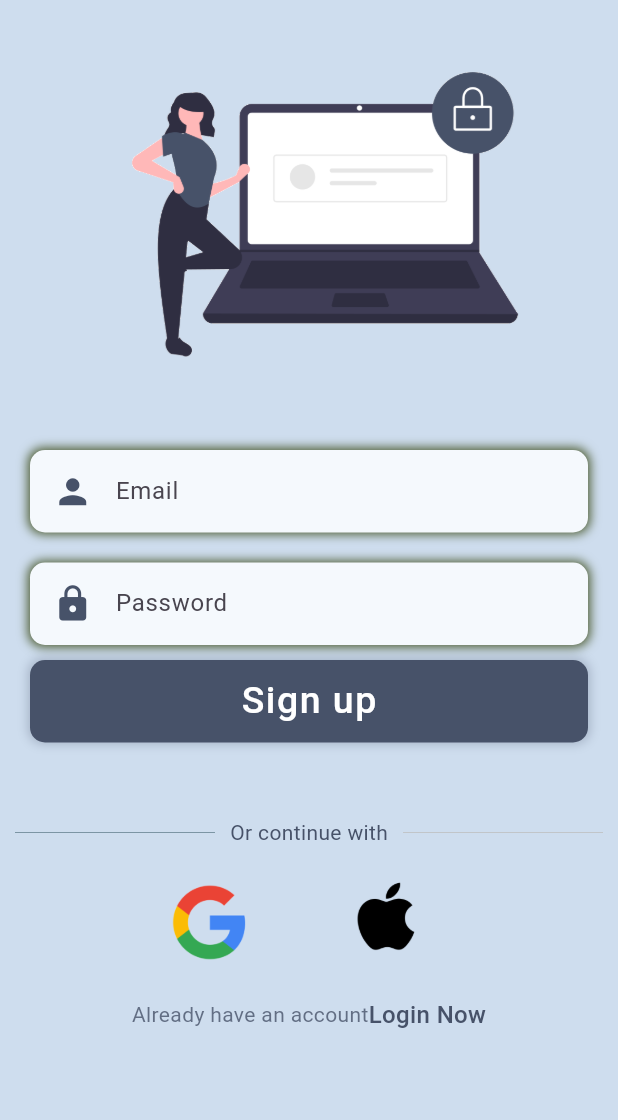
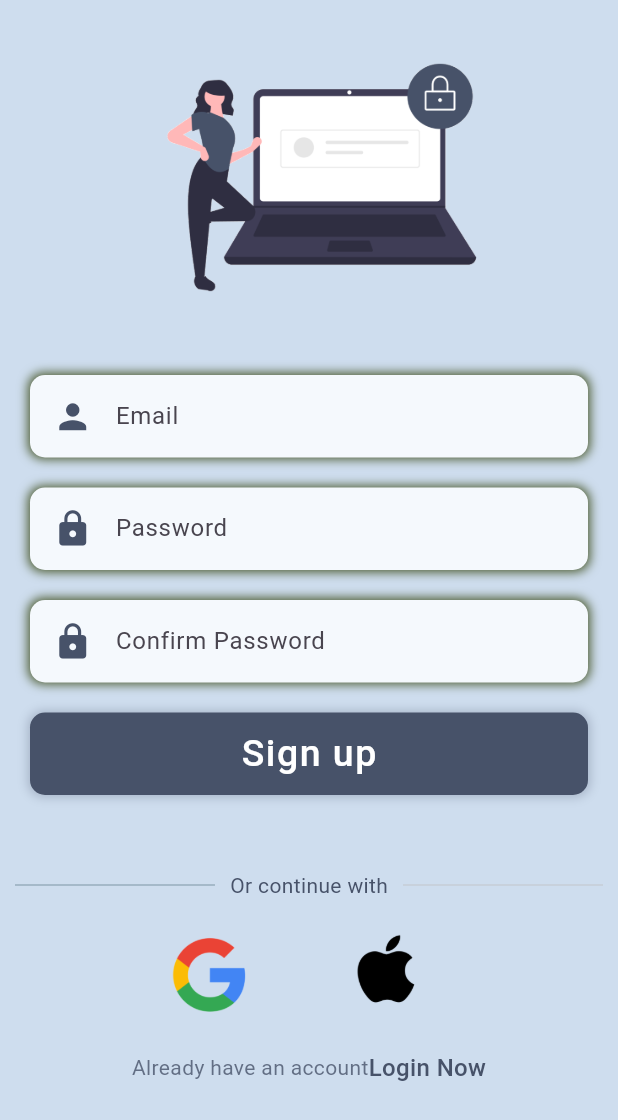
Before and after one commit to tomnganha/flutter-Shop, a Flutter app: the RegisterPage screen opened directly with empty values, after a tap on "Sign up", on a phone screen of 412 x 824 dp. Shown: the top 1120 px of the screen. Run offline on Flutter 3.47's test engine with Material 3 defaults, Android fonts, the phone set to English and light mode, and no system bars; our stand-ins replace device_preview, firebase_auth, firebase_core, flutter_rating_bar; accounts and stored records are empty; network calls fail.

Commit message:
add confirm

```diff
--- a/flutter_application_1/lib/pages/RegisterPage.dart
+++ b/flutter_application_1/lib/pages/RegisterPage.dart
@@ -17,6 +17,7 @@ class _RegisterPageState extends State<RegisterPage> {
   final emailController = TextEditingController();
 
   final passwordController = TextEditingController();
+  final confirmPasswordController = TextEditingController();
 
 //sign user in method
   void signUserUp() async {
@@ -30,12 +31,16 @@ class _RegisterPageState extends State<RegisterPage> {
         });
 
     try {
-      await FirebaseAuth.instance.createUserWithEmailAndPassword(
-        email: emailController.text,
-        password: passwordController.text,
-      );
-
-      Navigator.pop(context);
+      if (passwordController.text == confirmPasswordController.text) {
+        await FirebaseAuth.instance.createUserWithEmailAndPassword(
+          email: emailController.text,
+          password: passwordController.text,
+        );
+        Navigator.pop(context);
+      } else {
+        Navigator.pop(context);
+        failedConfirmPassword();
+      }
     } on FirebaseAuthException catch (e) {
       Navigator.pop(context);
       // showDialog(
@@ -58,8 +63,19 @@ class _RegisterPageState extends State<RegisterPage> {
     showDialog(
       context: context,
       builder: (context) {
-        return const AlertDialog(
+        return AlertDialog(
           title: Text('The password provided is too weak'),
+        );
+      },
+    );
+  }
+
+  void failedConfirmPassword() {
+    showDialog(
+      context: context,
+      builder: (context) {
+        return AlertDialog(
+          title: Text("The passwords don't match"),
         );
       },
     );
@@ -69,7 +85,7 @@ class _RegisterPageState extends State<RegisterPage> {
     showDialog(
       context: context,
       builder: (context) {
-        return const AlertDialog(
+        return AlertDialog(
           title: Text('The account already exists for that email.'),
         );
       },
@@ -87,7 +103,7 @@ class _RegisterPageState extends State<RegisterPage> {
                 padding: EdgeInsets.symmetric(vertical: 20),
                 child: Image.asset(
                   "images/login.png",
-                  height: 250,
+                  height: 200,
                 ),
               ),
               SizedBox(
@@ -109,9 +125,17 @@ class _RegisterPageState extends State<RegisterPage> {
                 icon: 'lock',
               ),
               SizedBox(
-                height: 10,
+                height: 20,
               ),
-
+              myTextFiled(
+                controller: confirmPasswordController,
+                hintText: "Confirm Password",
+                obscureText: true,
+                icon: 'lock',
+              ),
+              SizedBox(
+                height: 20,
+              ),
               MyButton(
                 onTap: signUserUp,
                 text: 'Sign up',
--- a/flutter_application_1/pubspec.yaml
+++ b/flutter_application_1/pubspec.yaml
@@ -37,8 +37,6 @@ dependencies:
   cupertino_icons: ^1.0.2
   badges: ^3.1.2
   flutter_rating_bar: ^4.0.1
-  #sliding_sheet: ^0.5.2
-  #sliding_sheet2: ^2.0.1
   wtf_sliding_sheet: ^1.1.2
   firebase_core: ^2.23.0
   firebase_auth: ^4.14.1
```
Also changed, not shown: flutter_application_1/lib/main.dart (+13 -13 lines), flutter_application_1/images/login2.png (added).
